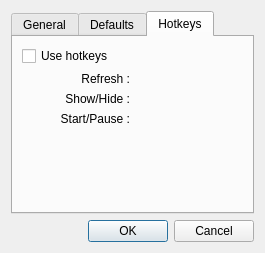
Old version of the form src/gui/configdialog.ui in the repository mistic100/UMWP-Autochanger.
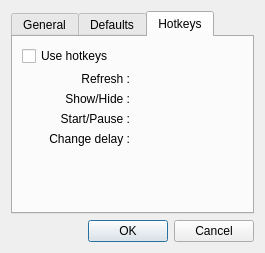
New version of the form. The open tabs and pages were chosen to show the change. Custom widgets are drawn as their Qt base class.

Commit message: Add shortcut to change delay, remove embedded help (now online)

The edit to the form file:
```diff
--- a/src/gui/configdialog.ui
+++ b/src/gui/configdialog.ui
@@ -231,7 +231,7 @@
          </property>
         </widget>
        </item>
-       <item row="4" column="0">
+       <item row="5" column="0">
         <spacer name="verticalSpacer">
          <property name="orientation">
           <enum>Qt::Vertical</enum>
@@ -244,6 +244,19 @@
          </property>
         </spacer>
        </item>
+       <item row="4" column="0">
+        <widget class="QLabel" name="label_10">
+         <property name="text">
+          <string>Change delay :</string>
+         </property>
+         <property name="alignment">
+          <set>Qt::AlignRight|Qt::AlignTrailing|Qt::AlignVCenter</set>
+         </property>
+        </widget>
+       </item>
+       <item row="4" column="1">
+        <widget class="QHotKeyWidget" name="hotkeyDelay" native="true"/>
+       </item>
       </layout>
       <zorder>optionUseHotkeys</zorder>
       <zorder>label_2</zorder>
```
Left out of the diff: 5 changed lines with no effect on the pictures. The commit also changes 27 other files.
